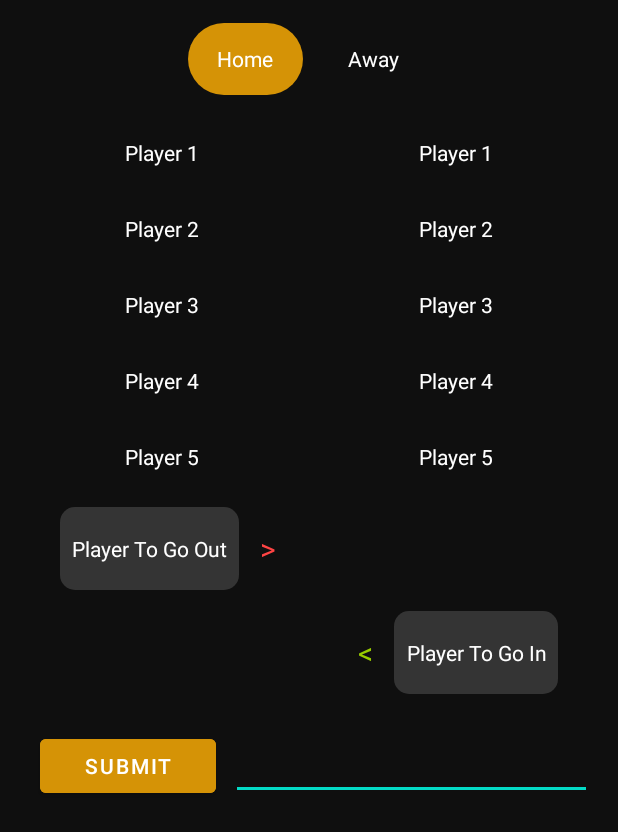
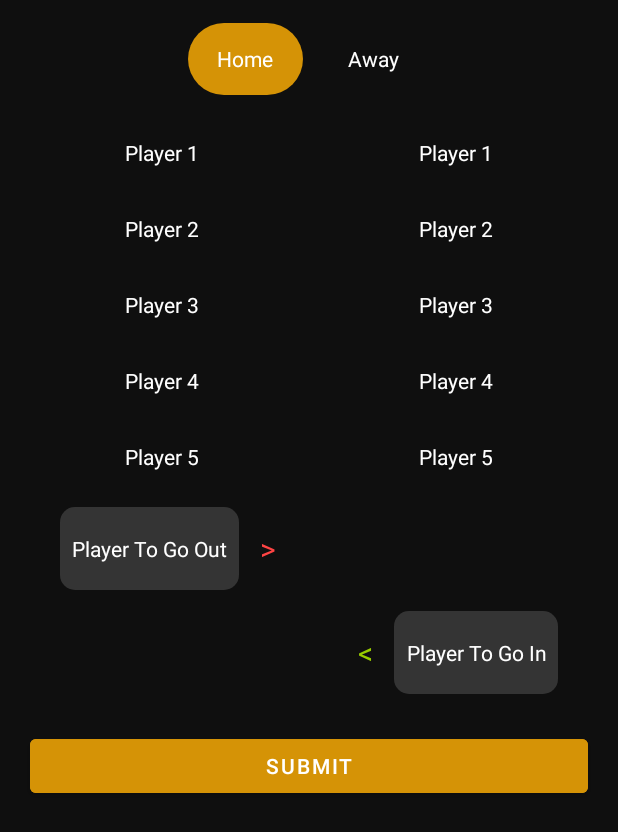
Before and after one commit to spyrosdran/basketball-league-android-app, an Android app: the layout fragment_admin_line_up.xml on its own in the app's theme, with its tools: preview values and no code run, on a phone screen of 412 x 824 dp. Shown: the top 832 px of the screen. Run offline under Robolectric (Android 15) with nearby library versions, the phone set to English and light mode, and no system bars; network calls fail.

Commit message:
Minor Bug Fixes

```diff
--- a/app/src/main/java/com/example/basketballleague/okHttpHandlerAdmin.java
+++ b/app/src/main/java/com/example/basketballleague/okHttpHandlerAdmin.java
@@ -22,7 +22,7 @@ import okhttp3.Response;
 
 public class okHttpHandlerAdmin {
 
-    String IP = "192.168.1.3";
+    String IP = "192.168.1.129";
 
     public okHttpHandlerAdmin() {
         StrictMode.ThreadPolicy policy = new StrictMode.ThreadPolicy.Builder().permitAll().build();
@@ -283,7 +283,6 @@ public class okHttpHandlerAdmin {
         int hour = Integer.parseInt(hourStr);
         int minute = Integer.parseInt(minuteStr);
         int second = Integer.parseInt(secondStr);
-        datetime = LocalDateTime.of(year, month, day, hour, minute, second);
 
         return datetime;
     }
--- a/app/src/main/java/com/example/basketballleague/ui/login/SignInPopup.java
+++ b/app/src/main/java/com/example/basketballleague/ui/login/SignInPopup.java
@@ -105,7 +105,7 @@ public class SignInPopup extends Activity {
         StrictMode.setThreadPolicy(policy);
 
         try{
-            String url ="http://192.168.1.5/basketleague/login.php";
+            String url ="http://192.168.1.129/basketleague/login.php";
             OkHttpClient client = new OkHttpClient().newBuilder().build();
             RequestBody body = new MultipartBody.Builder()
                     .setType(MultipartBody.FORM)
--- a/app/src/main/java/com/example/basketballleague/ui/login/SignUpPopup.java
+++ b/app/src/main/java/com/example/basketballleague/ui/login/SignUpPopup.java
@@ -102,7 +102,7 @@ public class SignUpPopup extends AppCompatActivity {
         StrictMode.setThreadPolicy(policy);
 
         try{
-            String url ="http://192.168.1.5/basketleague/signup.php";
+            String url ="http://192.168.1.129/basketleague/signup.php";
             OkHttpClient client = new OkHttpClient().newBuilder().build();
             RequestBody body = new MultipartBody.Builder()
                     .setType(MultipartBody.FORM)
--- a/app/src/main/java/com/example/basketballleague/ui/matches/AdminLineUpFragment.java
+++ b/app/src/main/java/com/example/basketballleague/ui/matches/AdminLineUpFragment.java
@@ -263,11 +263,10 @@ public class AdminLineUpFragment extends Fragment {
                         String playerGetsOut = out.getText().toString();
                         String playerGetsIn = in.getText().toString();
                         String matchID = intent.getStringExtra("matchID");
-                        int minute = Integer.parseInt(((TextView) getActivity().findViewById(R.id.minute_view)).getText().toString());
 
                         okHttpHandlerAdmin okHttpHandlerAdmin = new okHttpHandlerAdmin();
                         try {
-                            okHttpHandlerAdmin.changePlayer(playerGetsOut, playerGetsIn, matchID, minute);
+                            okHttpHandlerAdmin.changePlayer(playerGetsOut, playerGetsIn, matchID, 28);
 
                             int changeInRadioID = changeInRadioGroup.getCheckedRadioButtonId();
                             RadioButton changeInRadio = (RadioButton) getActivity().findViewById(changeInRadioID);
--- a/app/src/main/java/com/example/basketballleague/ui/standings/StandingsFragment.java
+++ b/app/src/main/java/com/example/basketballleague/ui/standings/StandingsFragment.java
@@ -77,7 +77,7 @@ public class StandingsFragment extends Fragment {
 
         JSONObject teams;
         try{
-            String url = "http://192.168.2.3/basketleague/getStandings.php?leagueid=1";
+            String url = "http://192.168.1.129/basketleague/getStandings.php?leagueid=1";
             OkHttpClient client = new OkHttpClient().newBuilder().build();
             RequestBody body = RequestBody.create("", MediaType.parse("application/json"));
             Request request = new Request.Builder().url(url).method("POST", body).build();
--- a/app/src/main/res/layout/fragment_admin_line_up.xml
+++ b/app/src/main/res/layout/fragment_admin_line_up.xml
@@ -245,38 +245,15 @@
 
         </LinearLayout>
 
-        <LinearLayout
+        <Button
+            android:id="@+id/submit_button"
             android:layout_width="match_parent"
             android:layout_height="wrap_content"
-            android:orientation="horizontal"
-            android:gravity="center"
-            android:weightSum="100">
+            android:layout_margin="10sp"
+            android:backgroundTint="@color/orangeForeground"
+            android:text="SUBMIT"
+            android:textColor="@color/white"/>
 
-            <Button
-                android:id="@+id/submit_button"
-                android:layout_width="wrap_content"
-                android:layout_height="wrap_content"
-                android:layout_margin="10sp"
-                android:layout_weight="40"
-                android:backgroundTint="@color/orangeForeground"
-                android:text="SUBMIT"
-                android:textColor="@color/white"/>
-
-
-            <EditText
-                android:id="@+id/minute_view"
-                android:layout_width="wrap_content"
-                android:layout_height="wrap_content"
-                android:layout_weight="40"
-                android:ems="10"
-                android:inputType="number"
-                android:textAlignment="center"
-                android:textColor="@color/white"
-                android:textColorHint="@color/orangeForeground"/>
-
-
-
-        </LinearLayout>
 
     </LinearLayout>
 
```
